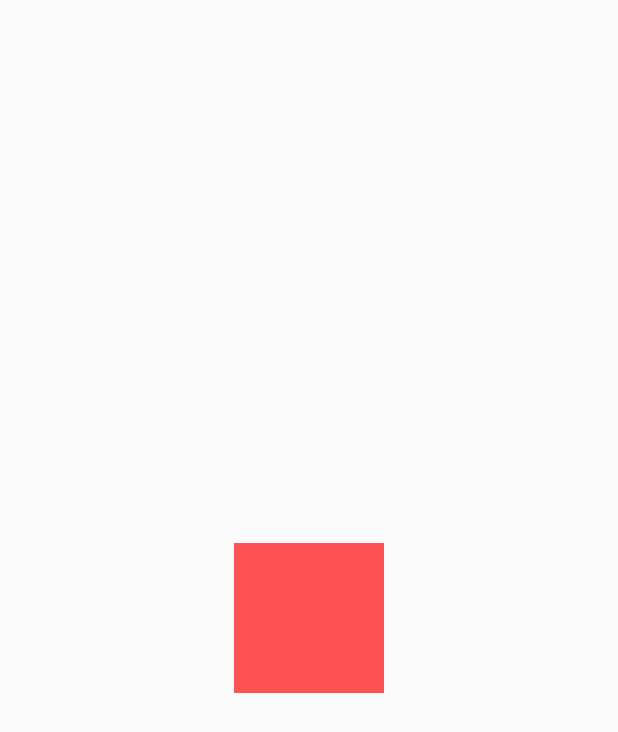
After one commit to leconio/flutter-animation, a Flutter app: the screen it shows after launch, after a tap on "AnimatedContainer", on a phone screen of 412 x 824 dp. The commit adds this screen. Shown: the top 732 px of the screen. Run offline on Flutter 3.47's test engine with Material 2 defaults, Android fonts, the phone set to English and light mode, and no system bars.

```diff
--- /dev/null
+++ b/lib/animtions/animated_switcher.dart
@@ -0,0 +1,46 @@
+import 'package:flutter/material.dart';
+
+
+class AnimatedSwitcherDemoWidget extends StatefulWidget {
+  @override
+  _AnimatedSwitcherDemoWidgetState createState() =>
+      _AnimatedSwitcherDemoWidgetState();
+}
+
+class _AnimatedSwitcherDemoWidgetState
+    extends State<AnimatedSwitcherDemoWidget> {
+  int _count = 0;
+
+  @override
+  Widget build(BuildContext context) {
+    return MaterialApp(
+      home: Material(
+        child: Column(
+          mainAxisAlignment: MainAxisAlignment.center,
+          children: <Widget>[
+            AnimatedSwitcher(
+              duration: const Duration(milliseconds: 500),
+              transitionBuilder: (Widget child, Animation<double> animation) {
+                // 同一个Widget不同状态之间的切换。
+                return FadeTransition(child: child, opacity: animation);
+              },
+              child: Text(
+                '$_count',
+                key: ValueKey<int>(_count),
+                style: Theme.of(context).textTheme.display1,
+              ),
+            ),
+            RaisedButton(
+              child: const Text('Increment'),
+              onPressed: () {
+                setState(() {
+                  _count += 1;
+                });
+              },
+            ),
+          ],
+        ),
+      ),
+    );
+  }
+}
--- /dev/null
+++ b/lib/animtions/animation_container.dart
@@ -0,0 +1,47 @@
+import 'dart:math';
+
+import 'package:flutter/material.dart';
+
+class AnimatedContainerDemoWidget extends StatefulWidget {
+  @override
+  _AnimatedContainerDemoWidgetState createState() =>
+      _AnimatedContainerDemoWidgetState();
+}
+
+class _AnimatedContainerDemoWidgetState
+    extends State<AnimatedContainerDemoWidget> {
+
+  double _width = 100;
+  double _height = 100;
+
+  @override
+  Widget build(BuildContext context) {
+    return Scaffold(
+      body: Center(
+        child: AnimatedContainer(
+          width: _width,
+          height: _height,
+          duration: Duration(seconds: 1),
+          child: GestureDetector(
+            onTap: (){
+              setState(() {
+                int height = Random().nextInt(200);
+                int width = Random().nextInt(200);
+                setState(() {
+                  _width = width.toDouble();
+                  _height = height.toDouble();
+                });
+              });
+            },
+            onDoubleTap: (){
+              Navigator.pop(context);
+            },
+            child: Container(
+              decoration: BoxDecoration(color: Colors.redAccent),
+            ),
+          ),
+        ),
+      ),
+    );
+  }
+}
--- a/lib/main.dart
+++ b/lib/main.dart
@@ -1,5 +1,7 @@
 import 'package:flutter/material.dart';
 
+import 'animtions/animated_switcher.dart';
+import 'animtions/animation_container.dart';
 import 'animtions/transition_fade.dart';
 import 'animtions/transition_scale.dart';
 import 'animtions/tween.dart';
@@ -24,7 +26,7 @@ class FirstScreen extends StatelessWidget {
   Widget build(BuildContext context) {
     return Scaffold(
       appBar: AppBar(
-        title: Text("动画"),
+        title: Text("双击返回"),
       ),
       body: Padding(
         padding: const EdgeInsets.all(8.0),
@@ -33,7 +35,8 @@ class FirstScreen extends StatelessWidget {
           children: <Widget>[
             RaisedButton(
               onPressed: () {
-                Navigator.of(context).push(MaterialPageRoute(builder: (context){
+                Navigator.of(context)
+                    .push(MaterialPageRoute(builder: (context) {
                   return TweenWidget();
                 }));
               },
@@ -41,7 +44,8 @@ class FirstScreen extends StatelessWidget {
             ),
             RaisedButton(
               onPressed: () {
-                Navigator.of(context).push(MaterialPageRoute(builder: (context){
+                Navigator.of(context)
+                    .push(MaterialPageRoute(builder: (context) {
                   return FadeTransitionWidget();
                 }));
               },
@@ -49,12 +53,31 @@ class FirstScreen extends StatelessWidget {
             ),
             RaisedButton(
               onPressed: () {
-                Navigator.of(context).push(MaterialPageRoute(builder: (context){
+                Navigator.of(context)
+                    .push(MaterialPageRoute(builder: (context) {
                   return ScaleTransitionWidget();
                 }));
               },
               child: Text("ScaleTransition"),
-            )
+            ),
+            RaisedButton(
+              onPressed: () {
+                Navigator.of(context)
+                    .push(MaterialPageRoute(builder: (context) {
+                  return AnimatedContainerDemoWidget();
+                }));
+              },
+              child: Text("AnimatedContainer"),
+            ),
+            RaisedButton(
+              onPressed: () {
+                Navigator.of(context)
+                    .push(MaterialPageRoute(builder: (context) {
+                  return AnimatedSwitcherDemoWidget();
+                }));
+              },
+              child: Text("AnimatedSwitcher"),
+            ),
           ],
         ),
       ),
```
Also changed, not shown: pubspec.yaml (+0 -52 lines), pubspec.lock.
